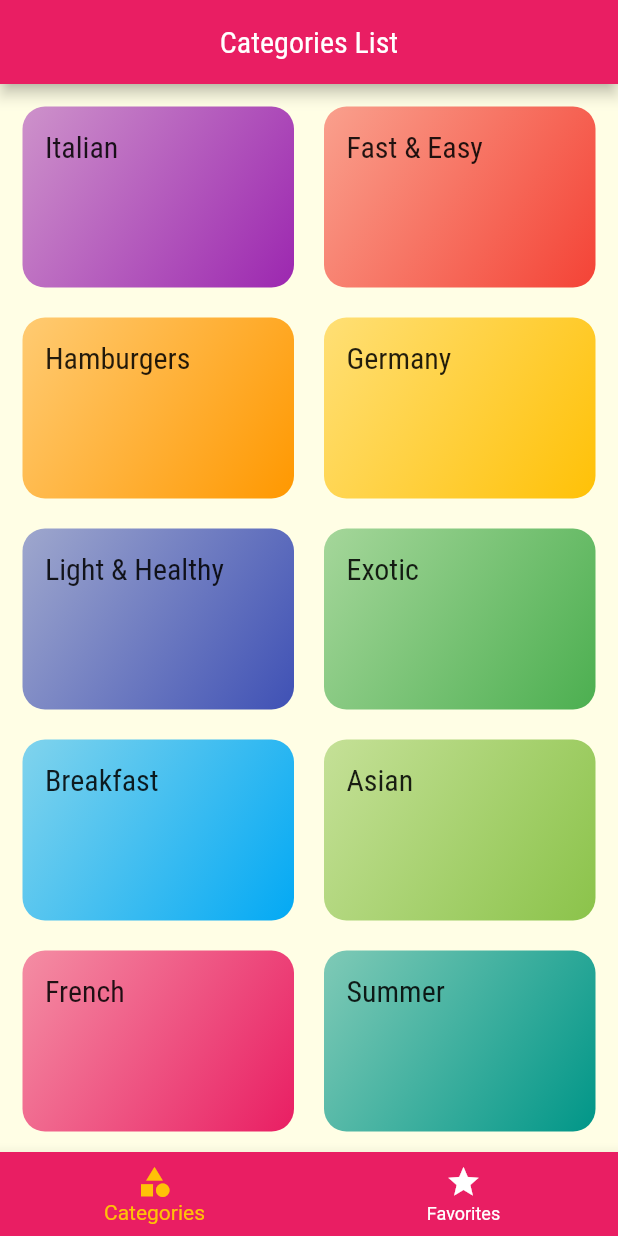
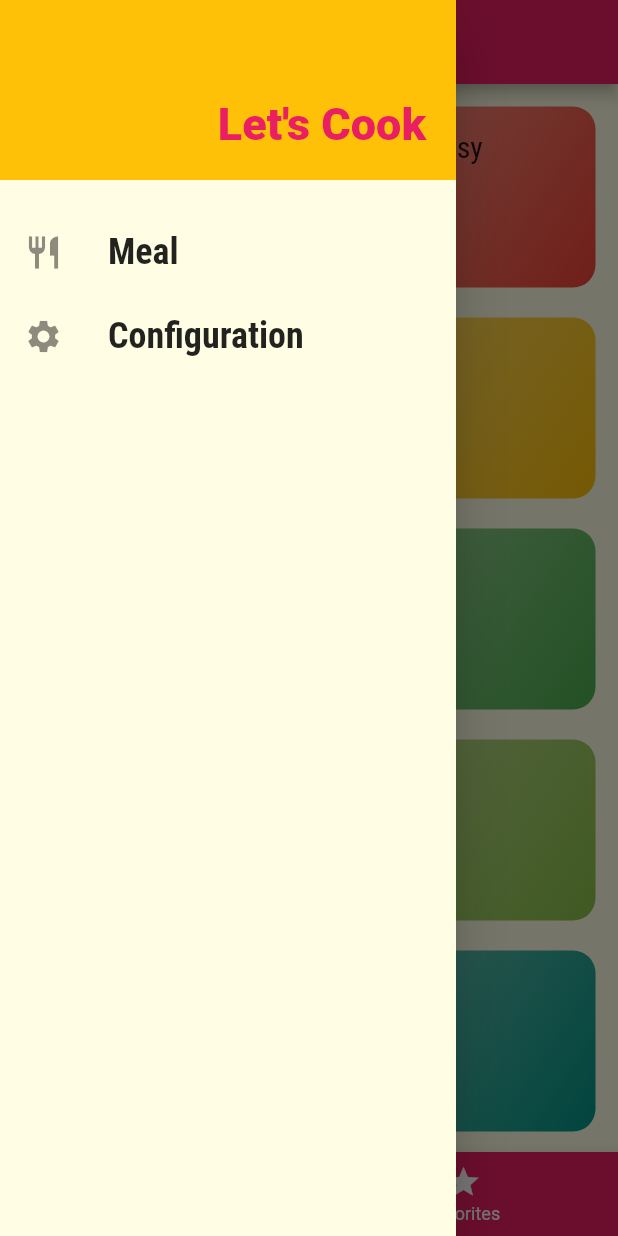
Before and after one commit to santclear/meals, a Flutter app: the screen it shows after launch, with the side drawer open (before the commit the screen has no drawer), on a phone screen of 412 x 824 dp. Run offline on Flutter 3.47's test engine with Material 2 defaults, Android fonts, the phone set to English and light mode, and no system bars.

Commit message:
19 - Added a new widget for the main drawer, allowing for easy customization of the app's navigation menu. Integrated the main drawer into the TabsScreen widget for a more user-friendly experience.

```diff
--- /dev/null
+++ b/lib/components/main_drawer.dart
@@ -0,0 +1,50 @@
+import 'package:flutter/material.dart';
+
+class MainDrawer extends StatelessWidget {
+  const MainDrawer({super.key});
+
+  Widget _createItem(IconData icon, String label) {
+    return ListTile(
+      leading: Icon(
+        icon,
+        size: 26,
+      ),
+      title: Text(
+        label,
+        style: const TextStyle(
+          fontFamily: 'RobotoCondensed',
+          fontSize: 24,
+          fontWeight: FontWeight.bold,
+        ),
+      ),
+      onTap: () {},
+    );
+  }
+
+  @override
+  Widget build(BuildContext context) {
+    return Drawer(
+      child: Column(
+        children: [
+          Container(
+            height: 120,
+            width: double.infinity,
+            padding: const EdgeInsets.all(20),
+            color: Theme.of(context).colorScheme.secondary,
+            alignment: Alignment.bottomRight,
+            child: Text(
+              'Let\'s Cook',
+              style: TextStyle(
+                  fontWeight: FontWeight.w900,
+                  fontSize: 30,
+                  color: Theme.of(context).primaryColor),
+            ),
+          ),
+          const SizedBox(height: 20,),
+          _createItem((Icons.restaurant), 'Meal'),
+          _createItem((Icons.settings), 'Configuration')
+        ],
+      ),
+    );
+  }
+}
--- a/lib/screens/tabs_screen.dart
+++ b/lib/screens/tabs_screen.dart
@@ -1,4 +1,5 @@
 import 'package:flutter/material.dart';
+import 'package:meals/components/main_drawer.dart';
 import 'package:meals/screens/categories_screen.dart';
 import 'package:meals/screens/favorite_screen.dart';
 
@@ -37,6 +38,7 @@ class _TabsScreenState extends State<TabsScreen> {
           child: Text(_screens[_selectedScreenIndex]['title'] as String),
         ),
       ),
+      drawer: const MainDrawer(),
       body: _screens[_selectedScreenIndex]['screen'] as Widget,
       bottomNavigationBar: BottomNavigationBar(
           onTap: _selectScreen,
```
